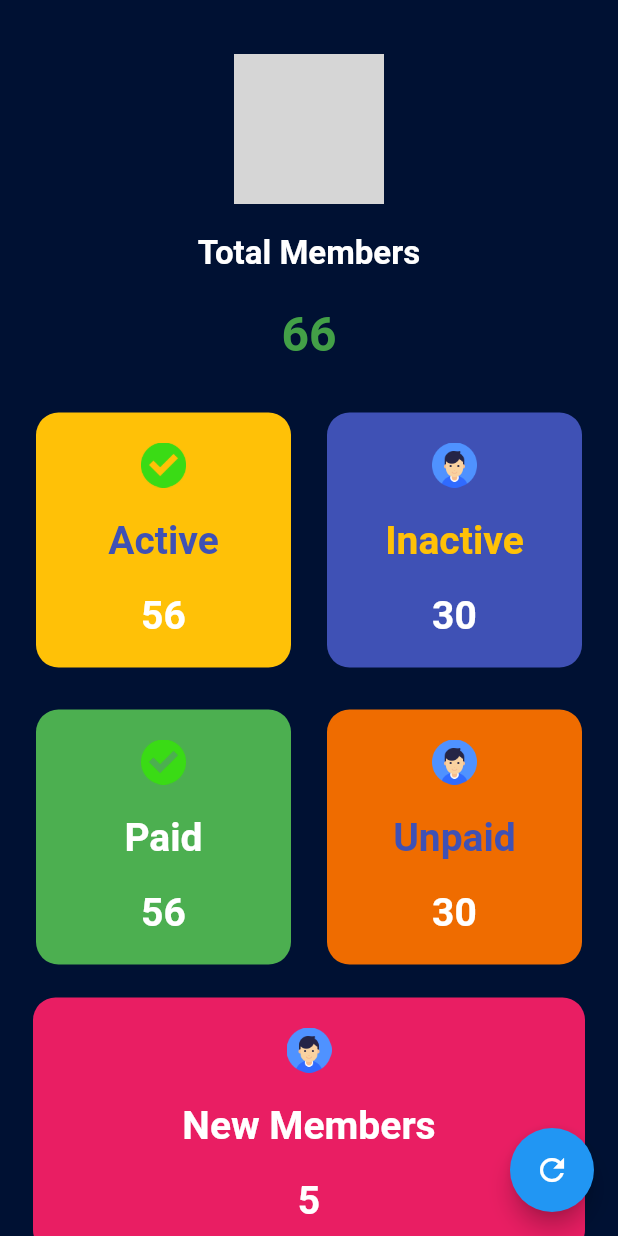
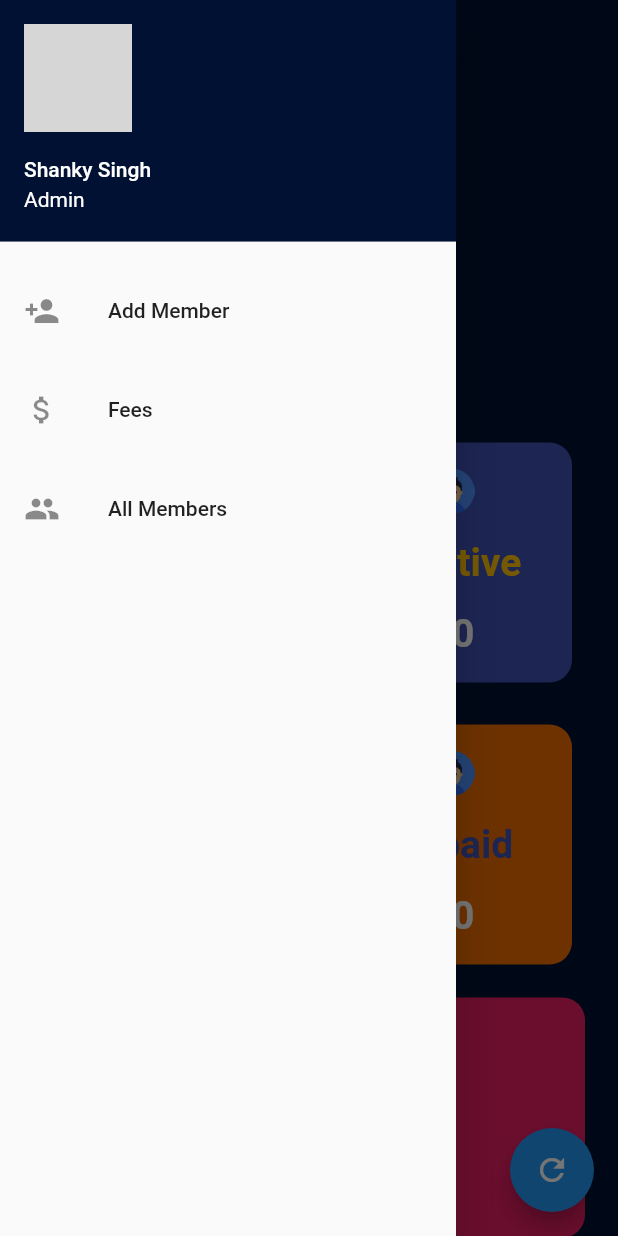
Before and after one commit to Jayant-saksham/Gym-Management-App, a Flutter app: the screen it shows after launch, with the side drawer open (before the commit the screen has no drawer), on a phone screen of 412 x 824 dp. Run offline on Flutter 3.47's test engine with Material 2 defaults, Android fonts, the phone set to English and light mode, and no system bars; our stand-ins replace cloud_firestore, firebase_core, hexcolor; accounts and stored records are empty; network calls fail; grey boxes are pictures that could not be loaded.

Commit message:
More fixes

```diff
--- a/lib/Admin/AdminPanel.dart
+++ b/lib/Admin/AdminPanel.dart
@@ -1,6 +1,11 @@
 import 'package:flutter/material.dart';
 import 'package:hexcolor/hexcolor.dart';
 import 'package:ugi/Admin/AdminWidgets/AdminCard.dart';
+import 'package:cloud_firestore/cloud_firestore.dart';
+import 'package:firebase_core/firebase_core.dart';
+import './AdminWidgets/Drawer.dart';
+GlobalKey<ScaffoldState> drawerKey = GlobalKey();
+
 
 String imageUrl =
     'https://scontent.fdel5-1.fna.fbcdn.net/v/t1.0-9/57232195_1109540222572859_7210260039892729856_n.jpg?_nc_cat=111&ccb=2&_nc_sid=09cbfe&_nc_ohc=NdZ8RLlYqwAAX-893oo&_nc_ht=scontent.fdel5-1.fna&oh=6f110bd643ad35fa972a80bd6cab00b5&oe=60188DC5';
@@ -12,25 +17,52 @@ class AdminPanel extends StatefulWidget {
 
 class _AdminPanelState extends State<AdminPanel> {
   @override
+  void initState() {
+    super.initState();
+    // FirebaseFirestore.instance.collection("Users").doc("Test").set({
+    //   "Name": "Jayant",
+    //   "Date of joining": DateTime.now(),
+    //   "Phone Number": "9319970198",
+    // });
+  }
+
+  @override
   Widget build(BuildContext context) {
     return Scaffold(
+      key: drawerKey,
+      drawer: myDrawer(context),
+      appBar: AppBar(
+        leading: IconButton(
+          icon: Icon(Icons.menu, color: Colors.white),
+          onPressed: () {
+            drawerKey.currentState.openDrawer();
+          },
+        ),
+        backgroundColor: HexColor('#001133'),
+        elevation: 0,
+        centerTitle: true,
+        title: Text(
+          "Admin",
+          style: TextStyle(color: Colors.white),
+        ),
+      ),
       backgroundColor: HexColor('#001133'),
       body: SingleChildScrollView(
+        scrollDirection: Axis.vertical,
         child: Column(
           crossAxisAlignment: CrossAxisAlignment.center,
           children: [
-            SizedBox(
-              height: 36,
-            ),
             CircleAvatar(
               radius: 50,
-              backgroundImage: NetworkImage(imageUrl),
+              backgroundImage: AssetImage(
+                'assets/images/ugi.jpg'
+              )
             ),
             SizedBox(
               height: 20,
             ),
             Text(
-              "Total Members",
+              "Revenue Generated",
               style: TextStyle(
                 fontSize: 22,
                 fontWeight: FontWeight.bold,
@@ -41,7 +73,7 @@ class _AdminPanelState extends State<AdminPanel> {
               height: 22,
             ),
             Text(
-              "66",
+              "₹ " + "66000",
               style: TextStyle(
                 fontSize: 32,
                 fontWeight: FontWeight.bold,
--- a/lib/Admin/AdminWidgets/AdminCard.dart
+++ b/lib/Admin/AdminWidgets/AdminCard.dart
@@ -18,8 +18,8 @@ class AdminCard extends StatelessWidget {
   @override
   Widget build(BuildContext context) {
     return Container(
-      height: 170,
-      width: 170,
+      height: 160,
+      width: 160,
       decoration: BoxDecoration(
         borderRadius: BorderRadius.circular(15),
         color: backgroundColor,
--- a/lib/Admin/AdminWidgets/Drawer.dart
+++ b/lib/Admin/AdminWidgets/Drawer.dart
@@ -0,0 +1,76 @@
+import 'package:flutter/material.dart';
+import 'package:hexcolor/hexcolor.dart';
+
+String imageUrl =
+    'https://scontent.fdel5-1.fna.fbcdn.net/v/t1.0-9/57232195_1109540222572859_7210260039892729856_n.jpg?_nc_cat=111&ccb=2&_nc_sid=09cbfe&_nc_ohc=NdZ8RLlYqwAAX-893oo&_nc_ht=scontent.fdel5-1.fna&oh=6f110bd643ad35fa972a80bd6cab00b5&oe=60188DC5';
+
+Widget myDrawer(context) {
+  return Drawer(
+    child: ListView(
+      children: <Widget>[
+        UserAccountsDrawerHeader(
+          decoration: BoxDecoration(
+            color: HexColor('#001133'),
+          ),
+          accountEmail: Text(
+            "Admin",
+            style: TextStyle(
+              color: Colors.white,
+            ),
+          ),
+          accountName: Text(
+            "Shanky Singh",
+            style: TextStyle(
+              color: Colors.white,
+            ),
+          ),
+          currentAccountPicture: ClipRRect(
+            borderRadius: BorderRadius.circular(70),
+            child: Image(
+              image: NetworkImage(imageUrl),
+              width: 70,
+              height: 70,
+              fit: BoxFit.cover,
+            ),
+          ),
+        ),
+        SizedBox(height: 10),
+        ListTile(
+          title: Text("Add Member"),
+          leading: Icon(Icons.person_add),
+          // onTap: () => Navigator.push(
+          //   context,
+          //   MaterialPageRoute(
+          //     builder: (context) => Requests(),
+          //   ),
+          // ),
+        ),
+        SizedBox(height: 10),
+        ListTile(
+          title: Text("Fees"),
+          leading: Icon(Icons.attach_money),
+          // onTap: () => Navigator.push(
+          //   context,
+          //   MaterialPageRoute(
+          //     builder: (context) => AllUsers(),
+          //   ),
+          // ),
+        ),
+        SizedBox(height: 10),
+        ListTile(
+          title: Text("All Members"),
+          leading: Icon(Icons.group),
+          // onTap: () => Navigator.push(
+          //   context,
+          //   MaterialPageRoute(
+          //     builder: (context) => AllCars(),
+          //   ),
+          // ),
+        ),
+        SizedBox(
+          height: 100,
+        ),
+      ],
+    ),
+  );
+}
--- a/lib/Model/Users.dart
+++ b/lib/Model/Users.dart
@@ -2,4 +2,11 @@ class Users {
   String name;
   String phoneNumber;
   String joiningDate;
+  bool isActive;
+  Users({
+    this.joiningDate,
+    this.name,
+    this.phoneNumber,
+    this.isActive,
+  });
 }
--- a/lib/main.dart
+++ b/lib/main.dart
@@ -1,8 +1,11 @@
 import 'package:flutter/material.dart';
 import 'package:ugi/Admin/AdminPanel.dart';
 import 'Pages/HomePage.dart';
+import 'package:firebase_core/firebase_core.dart';
 
-void main() {
+void main() async {
+  WidgetsFlutterBinding.ensureInitialized();
+  await Firebase.initializeApp();
   runApp(MyApp());
 }
 
--- a/pubspec.yaml
+++ b/pubspec.yaml
@@ -14,6 +14,9 @@ dependencies:
 
   cupertino_icons: ^1.0.0
   hexcolor: ^1.0.6
+  firebase_core: any
+  fluttertoast: ^7.1.5
+  cloud_firestore: any
 
 dev_dependencies:
   flutter_test:
```
Also changed, not shown: lib/Backend/FirebaseBackend.dart (added, +14 -0 lines), lib/Pages/HomePage.dart (+40 -8 lines), assets/images/ugi.jpg (added), pubspec.lock, 3 other files.
